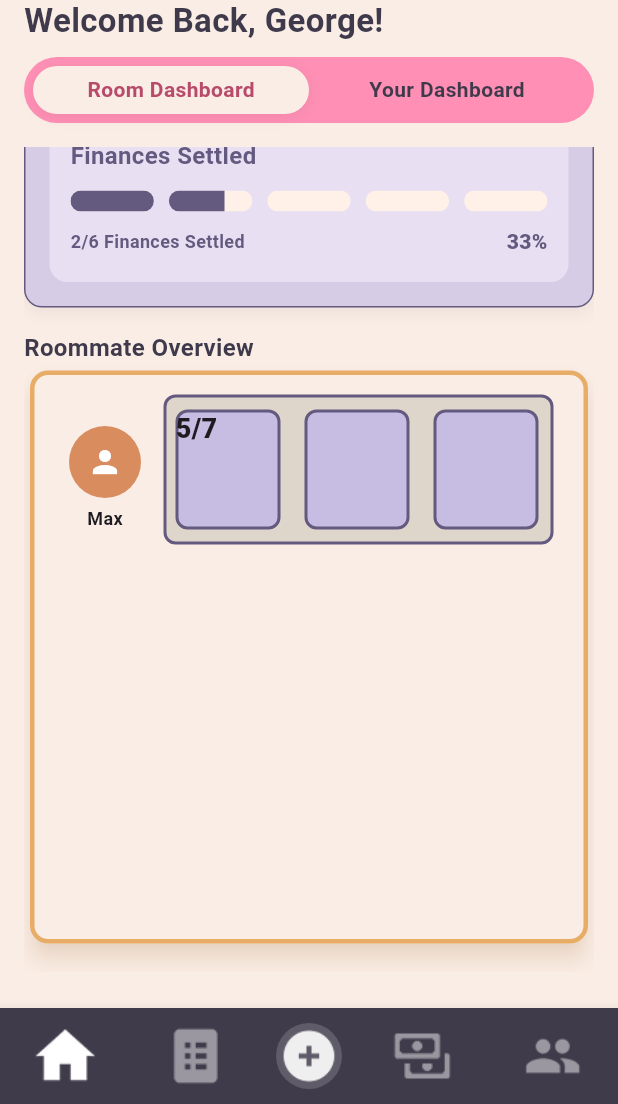
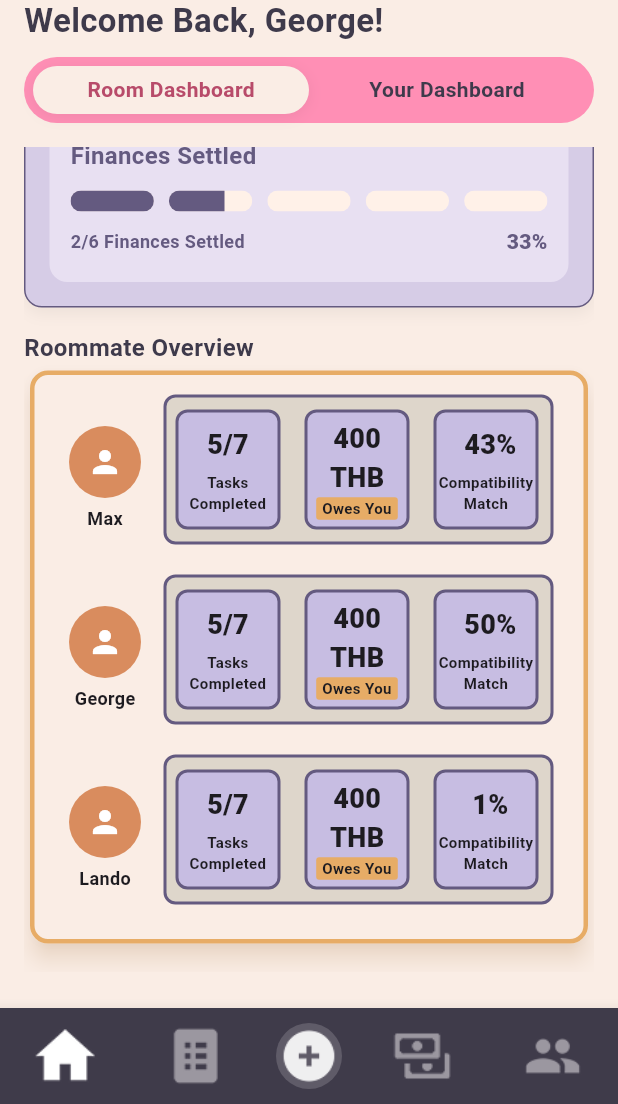
Before and after one commit to FairNest/FairNest, a Flutter app: the screen it shows after launch, scrolled down 533 dp, on a phone screen of 412 x 824 dp, the part 132-1236 px from its top. Run offline on Flutter 3.47's test engine with Material 3 defaults, Android fonts, the phone set to English and light mode, and no system bars; our stand-ins replace google_fonts; Roboto replaces fonts that are missing (Krub).

Commit message:
finally i swearrrrrrrrrrrrrrrrr 🔥🔥

```diff
--- a/fairnestui/lib/components/RoommateOverviewCard.dart
+++ b/fairnestui/lib/components/RoommateOverviewCard.dart
@@ -7,26 +7,24 @@ class Roommateoverviewcard extends StatelessWidget {
     this.avatarImage, // AssetImage / NetworkImage / null
     this.avatarColor, // optional ring/bg color
     this.name, // optional name label
+    required this.compatibilityScore, //
   });
 
   final ImageProvider? avatarImage;
   final Color? avatarColor;
   final String? name;
+  final int compatibilityScore; //
 
   @override
   Widget build(BuildContext context) {
     return Row(
       crossAxisAlignment: CrossAxisAlignment.start,
       children: [
-        SizedBox(
-          width: 10,
-        ),
+        const SizedBox(width: 10),
         Column(
           crossAxisAlignment: CrossAxisAlignment.center,
           children: [
-            SizedBox(
-              height: 21,
-            ),
+            const SizedBox(height: 21),
             CircleAvatar(
               radius: 24,
               backgroundColor:
@@ -36,7 +34,7 @@ class Roommateoverviewcard extends StatelessWidget {
                   ? const Icon(Icons.person, color: Colors.white)
                   : null,
             ),
-            SizedBox(height: 5),
+            const SizedBox(height: 5),
             if (name != null) ...[
               const SizedBox(width: 8),
               Text(
@@ -49,67 +47,158 @@ class Roommateoverviewcard extends StatelessWidget {
             ],
           ],
         ),
+        const SizedBox(width: 15),
         SizedBox(
-          width: 15,
-        ),
-        Container(
           height: 100,
           width: 260,
           child: DecoratedBox(
             decoration: BoxDecoration(
-                border: Border.all(color: Color(0xFF645A80), width: 2),
+              border: Border.all(color: const Color(0xFF645A80), width: 2),
               borderRadius: BorderRadius.circular(8),
-                color: Color(0XFFDED6CB),
+              color: const Color(0xFFDED6CB),
             ),
             child: Row(
               children: [
+                // Tasks card
                 Padding(
                   padding: const EdgeInsets.all(8.0),
-                    child: Container(
+                  child: SizedBox(
                     height: 80,
                     width: 70,
-                        // color: Colors.amber,
                     child: DecoratedBox(
                       decoration: BoxDecoration(
                         border: Border.all(
-                                  color: Color(0xFF645A80), width: 2),
+                            color: const Color(0xFF645A80), width: 2),
                         borderRadius: BorderRadius.circular(8),
-                              color: AppColors.primary),
-                          child: Text(
+                        color: AppColors.primary,
+                      ),
+                      child: Column(
+                        mainAxisAlignment: MainAxisAlignment.center,
+                        children: const [
+                          Text(
                             "5/7",
                             style: TextStyle(
-                                fontSize: 18, fontWeight: FontWeight.w800),
+                              fontSize: 18,
+                              fontWeight: FontWeight.w900,
                             ),
-                        )),
                           ),
+                          SizedBox(height: 5),
+                          Text(
+                            "Tasks Completed",
+                            textAlign: TextAlign.center,
+                            style: TextStyle(
+                              fontSize: 10,
+                              fontWeight: FontWeight.w600,
+                            ),
+                          ),
+                        ],
+                      ),
+                    ),
+                  ),
+                ),
+
+                // Finance card
                 Padding(
                   padding: const EdgeInsets.all(8.0),
-                    child: Container(
+                  child: SizedBox(
                     height: 80,
                     width: 70,
-                        // color: Colors.amber,
                     child: DecoratedBox(
                       decoration: BoxDecoration(
                         border: Border.all(
-                                    color: Color(0xFF645A80), width: 2),
+                            color: const Color(0xFF645A80), width: 2),
                         borderRadius: BorderRadius.circular(8),
-                                color: AppColors.primary))),
+                        color: AppColors.primary,
                       ),
+                      child: Column(
+                        mainAxisAlignment: MainAxisAlignment.center,
+                        children: [
+                          const Text(
+                            "400",
+                            style: TextStyle(
+                              fontSize: 18,
+                              fontWeight: FontWeight.w900,
+                            ),
+                          ),
+                          const Text(
+                            "THB",
+                            style: TextStyle(
+                              fontSize: 18,
+                              fontWeight: FontWeight.w900,
+                            ),
+                          ),
+                          Container(
+                            height: 15,
+                            decoration: BoxDecoration(
+                              borderRadius: BorderRadius.circular(2),
+                              color: AppColors.accent,
+                            ),
+                            child: const Padding(
+                              padding: EdgeInsets.symmetric(horizontal: 4),
+                              child: Text(
+                                "Owes You",
+                                textAlign: TextAlign.center,
+                                style: TextStyle(
+                                  fontSize: 10,
+                                  fontWeight: FontWeight.w600,
+                                ),
+                              ),
+                            ),
+                          ),
+                        ],
+                      ),
+                    ),
+                  ),
+                ),
+
+                // Compatibility card
                 Padding(
                   padding: const EdgeInsets.all(8.0),
-                    child: Container(
+                  child: SizedBox(
                     height: 80,
                     width: 70,
-                        // color: Colors.amber,
                     child: DecoratedBox(
                       decoration: BoxDecoration(
                         border: Border.all(
-                                    color: Color(0xFF645A80), width: 2),
+                            color: const Color(0xFF645A80), width: 2),
                         borderRadius: BorderRadius.circular(8),
-                                color: AppColors.primary))),
+                        color: AppColors.primary,
+                      ),
+                      child: Column(
+                        mainAxisAlignment: MainAxisAlignment.center,
+                        children: [
+                          Padding(
+                            padding: EdgeInsets.only(
+                              left: compatibilityScore.toString().length <= 2
+                                  ? 6
+                                  : 3, // dynamic
+                            ),
+                            child: Text(
+                              "$compatibilityScore%",
+                              textAlign: TextAlign.center,
+                              style: const TextStyle(
+                                fontSize: 18,
+                                fontWeight: FontWeight.w900,
+                              ),
+                            ),
+                          ),
+                          const SizedBox(height: 5),
+                          const Text(
+                            "Compatibility Match",
+                            textAlign: TextAlign.center,
+                            style: TextStyle(
+                              fontSize: 10,
+                              fontWeight: FontWeight.w600,
+                            ),
                           ),
                         ],
-              )),
+                      ),
+                    ),
+                  ),
+                ),
+              ],
+            ),
+          ),
         ),
       ],
     );
--- a/fairnestui/lib/pages/home/RoomDashboardPage.dart
+++ b/fairnestui/lib/pages/home/RoomDashboardPage.dart
@@ -261,11 +261,27 @@ class _RoomDashContent extends StatelessWidget {
             ),
           ),
           AccentBorderedCard(
-              child: Container(
-            height: 350,
-            width: double.infinity,
-            child: Roommateoverviewcard(name: "Max"),
-          )),
+            child: Container(
+              height: 350,
+              width: double.infinity,
+              child: Column(
+                children: [
+                  Roommateoverviewcard(
+                    name: "Max",
+                    compatibilityScore: 43,
+                  ),
+                  SizedBox(
+                    height: 20,
+                  ),
+                  Roommateoverviewcard(name: "George", compatibilityScore: 50),
+                  SizedBox(
+                    height: 20,
+                  ),
+                  Roommateoverviewcard(name: "Lando", compatibilityScore: 1)
+                ],
+              ),
+            ),
+          ),
           SizedBox(
             height: 15,
           ),
```
Lines whose indentation alone changed are shown as unchanged.
